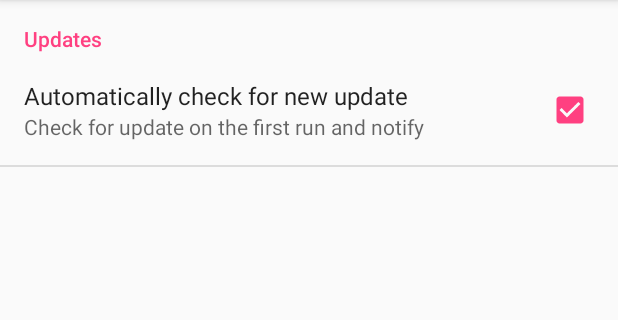
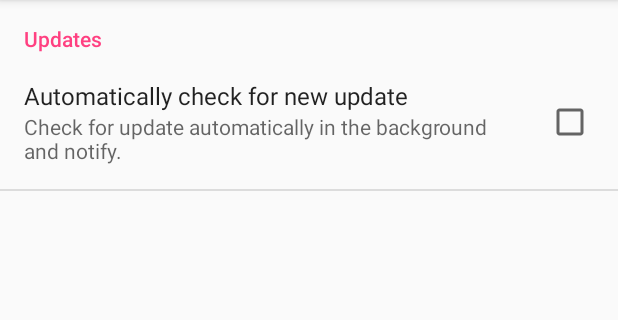
Before and after one commit to rksomayaji/orthoscore, an Android app: the fragment SettingsFragment placed in its activity, in the options menu, after a tap on "Settings", on a phone screen of 412 x 824 dp, the part 84-404 px from its top. Run offline under Robolectric (Android 15) with nearby library versions, the phone set to English and light mode, and no system bars.

Commit message:
Clean up

```diff
--- a/app/src/main/java/com/rksomayaji/work/orthoscores2/SettingsActivity.java
+++ b/app/src/main/java/com/rksomayaji/work/orthoscores2/SettingsActivity.java
@@ -1,10 +1,7 @@
 package com.rksomayaji.work.orthoscores2;
 
-import android.app.Activity;
 import android.os.Bundle;
-import android.os.PersistableBundle;
 import android.support.v7.app.AppCompatActivity;
-import android.util.Log;
 
 public class SettingsActivity extends AppCompatActivity {
     @Override
--- a/app/src/main/java/com/rksomayaji/work/orthoscores2/SettingsFragment.java
+++ b/app/src/main/java/com/rksomayaji/work/orthoscores2/SettingsFragment.java
@@ -1,17 +1,13 @@
 package com.rksomayaji.work.orthoscores2;
 
 import android.os.Bundle;
-import android.preference.CheckBoxPreference;
-import android.preference.Preference;
 import android.preference.PreferenceFragment;
-import android.util.Log;
 
 /**
  * Created by sushanth on 10/15/16.
  */
 
 public class SettingsFragment extends PreferenceFragment {
-    CheckBoxPreference autoUpdate;
     @Override
     public void onCreate(Bundle savedInstanceState) {
         super.onCreate(savedInstanceState);
--- a/app/src/main/res/values/strings.xml
+++ b/app/src/main/res/values/strings.xml
@@ -35,10 +35,8 @@
 
     <string name="title_activity_settings">Settings</string>
 
-    <string name="update_check_summary">Check for update on the first run and notify</string>
+    <string name="update_check_summary">Check for update automatically in the background and notify.</string>
     <string name="update_check">Automatically check for new update</string>
 
-    <!-- TODO: Remove or change this placeholder text -->
-    <string name="hello_blank_fragment">Hello blank fragment</string>
     <string name="copy_text">Copy Result</string>
 </resources>
```
Also changed, not shown: app/src/main/java/com/rksomayaji/work/orthoscores2/MainActivity.java (+12 -13 lines).
